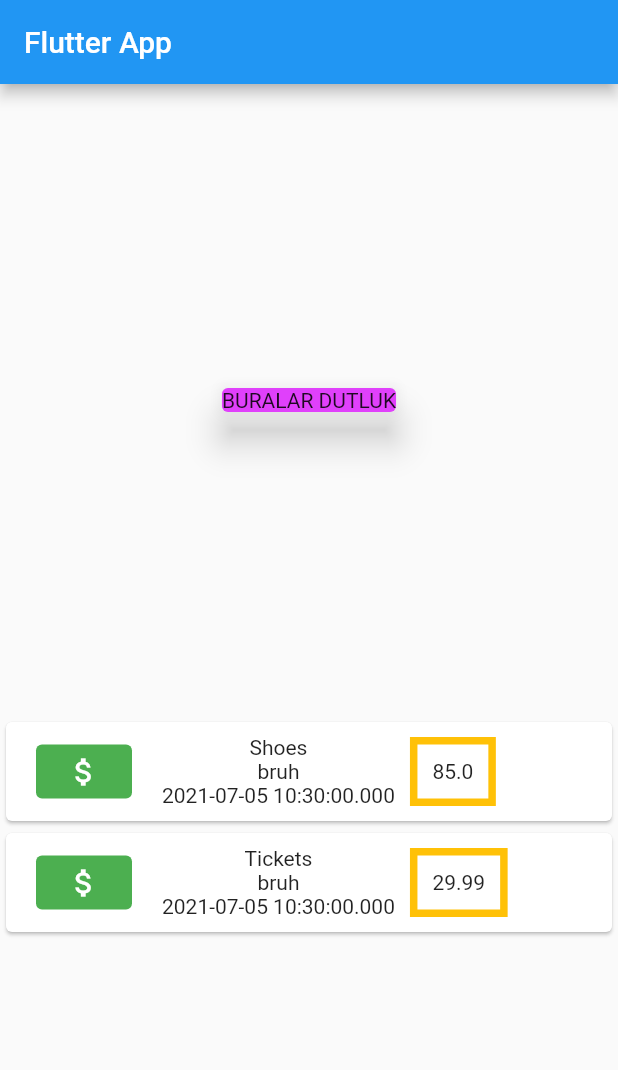
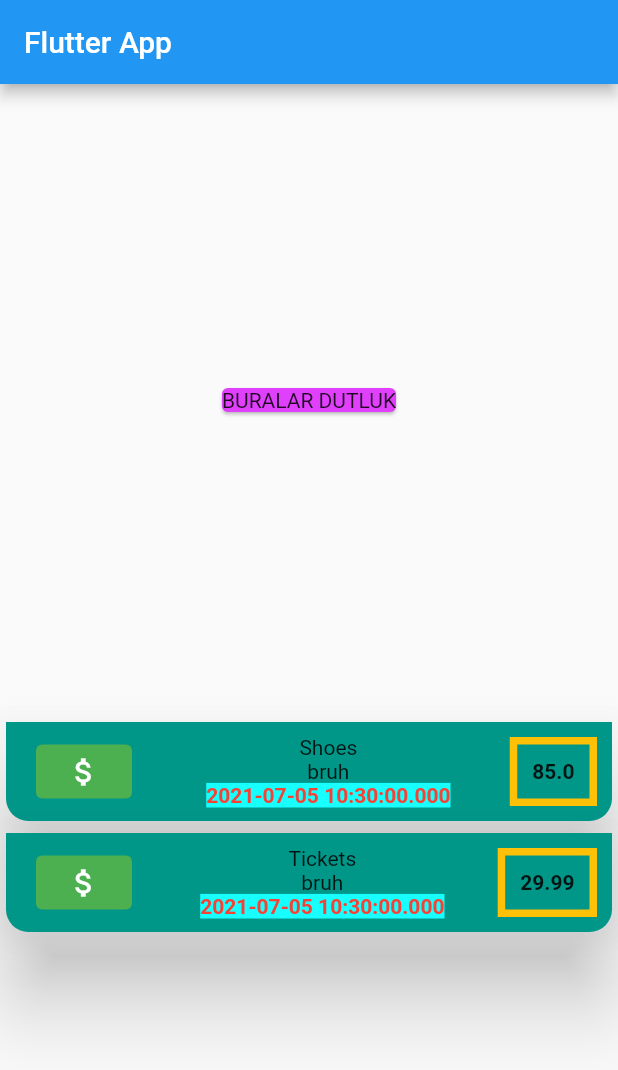
Before and after one commit to Ozkanozsm/harcama_uygulamasi, a Flutter app: the screen it shows after launch, on a phone screen of 412 x 824 dp. Shown: the top 1070 px of the screen. Run offline on Flutter 3.47's test engine with Material 2 defaults, Android fonts, the phone set to English and light mode, and no system bars.

Commit message:
More styling

```diff
--- a/lib/main.dart
+++ b/lib/main.dart
@@ -1,4 +1,5 @@
 import 'package:flutter/material.dart';
+import 'package:flutter/rendering.dart';
 
 import './transaction.dart';
 
@@ -47,12 +48,19 @@ class MyHomePage extends StatelessWidget {
             Card(
               color: Colors.purpleAccent,
               child: Text("BURALAR DUTLUK"),
-              elevation: 10,
             ),
             Column(
               children: transactions
                   .map((tx) => Card(
+                        color: Colors.teal,
+                        shape: RoundedRectangleBorder(
+                          borderRadius: BorderRadius.vertical(
+                            bottom: Radius.circular(15),
+                          ),
+                        ),
+                        elevation: 25,
                         child: Row(
+                          mainAxisAlignment: MainAxisAlignment.spaceBetween,
                           children: [
                             Container(
                               child: ElevatedButton(
@@ -74,18 +82,30 @@ class MyHomePage extends StatelessWidget {
                               children: [
                                 Text(tx.title),
                                 Text("bruh"),
-                                Text(tx.date.toString()),
+                                Text(
+                                  tx.date.toString(),
+                                  style: TextStyle(
+                                      color: Colors.red,
+                                      backgroundColor: Colors.cyanAccent,
+                                      fontWeight: FontWeight.bold),
+                                ),
                               ],
                             ),
                             Container(
                               margin: EdgeInsets.all(10),
                               padding: EdgeInsets.all(10),
                               decoration: BoxDecoration(
-                                  border: Border.all(
-                                color: Colors.amber,
-                                width: 5,
-                              )),
-                              child: Text(tx.amount.toString()),
+                                border: Border.all(
+                                  color: Colors.amber,
+                                  width: 5,
+                                ),
+                              ),
+                              child: Text(
+                                tx.amount.toString(),
+                                style: TextStyle(
+                                  fontWeight: FontWeight.bold,
+                                ),
+                              ),
                             ),
                           ],
                         ),
```
